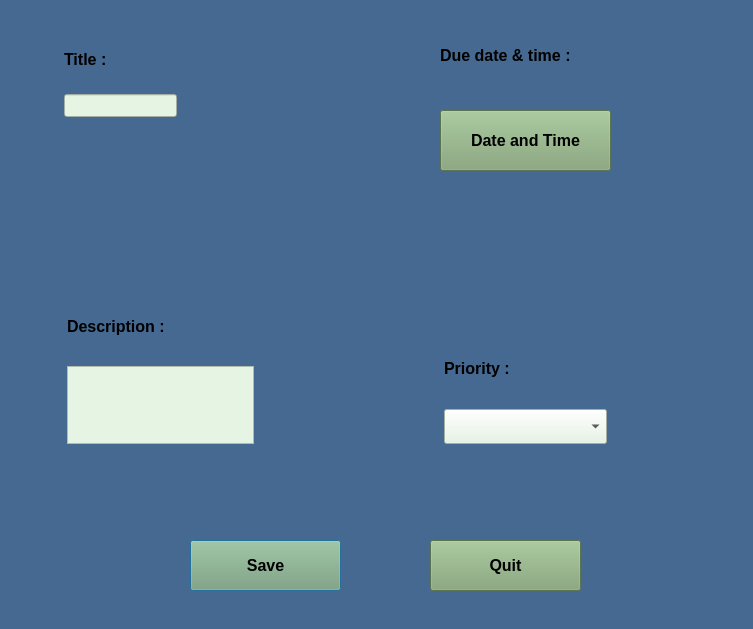
First picture: the form in WorkShopProject/addtask.ui, repository shaahinfaezi/WorkShopProject, before the edit.
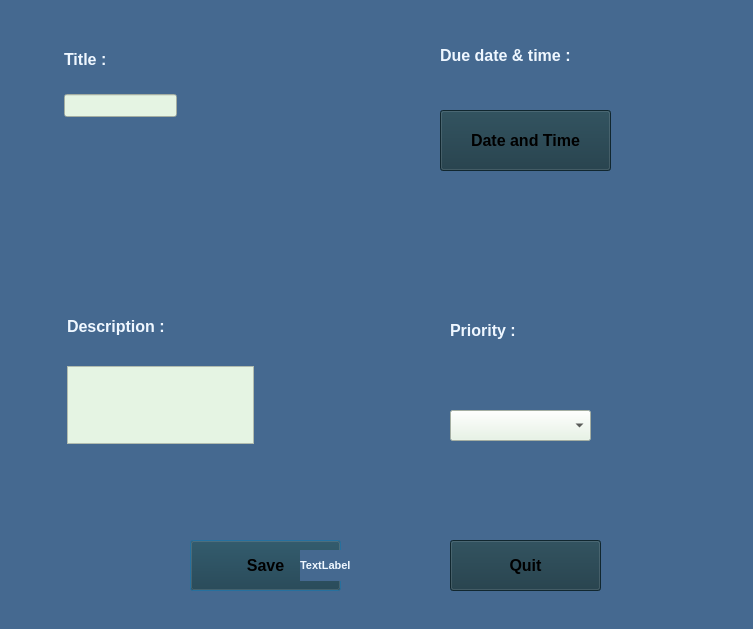
Second picture: the form after the edit.

```diff
--- a/WorkShopProject/addtask.ui
+++ b/WorkShopProject/addtask.ui
@@ -28,100 +28,6 @@
   <property name="styleSheet">
    <string notr="true">background-color:rgb(69, 105, 144);</string>
   </property>
-  <widget class="QWidget" name="layoutWidget">
-   <property name="geometry">
-    <rect>
-     <x>440</x>
-     <y>340</y>
-     <width>171</width>
-     <height>111</height>
-    </rect>
-   </property>
-   <layout class="QVBoxLayout" name="verticalLayout_3">
-    <property name="spacing">
-     <number>23</number>
-    </property>
-    <property name="sizeConstraint">
-     <enum>QLayout::SetMaximumSize</enum>
-    </property>
-    <property name="leftMargin">
-     <number>4</number>
-    </property>
-    <property name="topMargin">
-     <number>10</number>
-    </property>
-    <property name="rightMargin">
-     <number>4</number>
-    </property>
-    <property name="bottomMargin">
-     <number>7</number>
-    </property>
-    <item>
-     <widget class="QLabel" name="label_4">
-      <property name="font">
-       <font>
-        <pointsize>12</pointsize>
-        <weight>75</weight>
-        <bold>true</bold>
-       </font>
-      </property>
-      <property name="text">
-       <string>Priority :</string>
-      </property>
-     </widget>
-    </item>
-    <item>
-     <widget class="QComboBox" name="comboBox">
-      <property name="sizePolicy">
-       <sizepolicy hsizetype="Minimum" vsizetype="Minimum">
-        <horstretch>0</horstretch>
-        <verstretch>0</verstretch>
-       </sizepolicy>
-      </property>
-      <property name="font">
-       <font>
-        <pointsize>10</pointsize>
-        <weight>75</weight>
-        <italic>false</italic>
-        <bold>true</bold>
-       </font>
-      </property>
-      <property name="contextMenuPolicy">
-       <enum>Qt::DefaultContextMenu</enum>
-      </property>
-      <property name="styleSheet">
-       <string notr="true">background-color:rgb(229, 244, 227);
-color:rgb(0, 0, 0);
-</string>
-      </property>
-      <property name="editable">
-       <bool>false</bool>
-      </property>
-      <property name="currentText">
-       <string/>
-      </property>
-      <property name="currentIndex">
-       <number>-1</number>
-      </property>
-      <item>
-       <property name="text">
-        <string>Low</string>
-       </property>
-      </item>
-      <item>
-       <property name="text">
-        <string>Medium</string>
-       </property>
-      </item>
-      <item>
-       <property name="text">
-        <string>High</string>
-       </property>
-      </item>
-     </widget>
-    </item>
-   </layout>
-  </widget>
   <widget class="QWidget" name="layoutWidget_2">
    <property name="geometry">
     <rect>
@@ -156,6 +62,9 @@
         <bold>true</bold>
        </font>
       </property>
+      <property name="styleSheet">
+       <string notr="true">color:rgb(239, 247, 255);</string>
+      </property>
       <property name="text">
        <string>Title :</string>
       </property>
@@ -219,6 +128,9 @@
         <bold>true</bold>
        </font>
       </property>
+      <property name="styleSheet">
+       <string notr="true">color:rgb(239, 247, 255);</string>
+      </property>
       <property name="text">
        <string>Description :</string>
       </property>
@@ -255,6 +167,9 @@
      <bold>true</bold>
     </font>
    </property>
+   <property name="styleSheet">
+    <string notr="true">color:rgb(239, 247, 255);</string>
+   </property>
    <property name="text">
     <string>Due date &amp; time :</string>
    </property>
@@ -276,7 +191,7 @@
     </font>
    </property>
    <property name="styleSheet">
-    <string notr="true">background-color:rgb(126, 161, 114)</string>
+    <string notr="true">background-color:rgb(24, 54, 66);</string>
    </property>
    <property name="text">
     <string>Save</string>
@@ -285,7 +200,7 @@
   <widget class="QPushButton" name="pushButton_2">
    <property name="geometry">
     <rect>
-     <x>430</x>
+     <x>450</x>
      <y>540</y>
      <width>151</width>
      <height>51</height>
@@ -299,7 +214,7 @@
     </font>
    </property>
    <property name="styleSheet">
-    <string notr="true">background-color:rgb(126, 161, 114)</string>
+    <string notr="true">background-color:rgb(24, 54, 66);</string>
    </property>
    <property name="text">
     <string>Quit</string>
@@ -322,12 +237,192 @@
     </font>
    </property>
    <property name="styleSheet">
-    <string notr="true">background-color:rgb(126, 161, 114)</string>
+    <string notr="true">background-color:rgb(24, 54, 66);</string>
    </property>
    <property name="text">
     <string>Date and Time</string>
    </property>
   </widget>
+  <widget class="QPushButton" name="pushButton_4">
+   <property name="geometry">
+    <rect>
+     <x>190</x>
+     <y>530</y>
+     <width>71</width>
+     <height>61</height>
+    </rect>
+   </property>
+   <property name="styleSheet">
+    <string notr="true">background-color: transparent;
+background: none;
+border: none;
+background-repeat: none;</string>
+   </property>
+   <property name="text">
+    <string/>
+   </property>
+  </widget>
+  <widget class="QPushButton" name="pushButton_5">
+   <property name="geometry">
+    <rect>
+     <x>450</x>
+     <y>530</y>
+     <width>71</width>
+     <height>61</height>
+    </rect>
+   </property>
+   <property name="styleSheet">
+    <string notr="true">background-color: transparent;
+background: none;
+border: none;
+background-repeat: none;</string>
+   </property>
+   <property name="text">
+    <string/>
+   </property>
+  </widget>
+  <widget class="QPushButton" name="pushButton_6">
+   <property name="geometry">
+    <rect>
+     <x>680</x>
+     <y>20</y>
+     <width>50</width>
+     <height>51</height>
+    </rect>
+   </property>
+   <property name="sizePolicy">
+    <sizepolicy hsizetype="Fixed" vsizetype="Fixed">
+     <horstretch>0</horstretch>
+     <verstretch>0</verstretch>
+    </sizepolicy>
+   </property>
+   <property name="maximumSize">
+    <size>
+     <width>50</width>
+     <height>100</height>
+    </size>
+   </property>
+   <property name="layoutDirection">
+    <enum>Qt::RightToLeft</enum>
+   </property>
+   <property name="styleSheet">
+    <string notr="true">background-color: transparent;
+background: none;
+border: none;
+background-repeat: none;</string>
+   </property>
+   <property name="text">
+    <string/>
+   </property>
+   <property name="iconSize">
+    <size>
+     <width>50</width>
+     <height>50</height>
+    </size>
+   </property>
+  </widget>
+  <widget class="QLabel" name="label_5">
+   <property name="geometry">
+    <rect>
+     <x>300</x>
+     <y>550</y>
+     <width>91</width>
+     <height>31</height>
+    </rect>
+   </property>
+   <property name="font">
+    <font>
+     <pointsize>8</pointsize>
+     <weight>75</weight>
+     <bold>true</bold>
+    </font>
+   </property>
+   <property name="styleSheet">
+    <string notr="true">color:rgb(239, 247, 255);</string>
+   </property>
+   <property name="text">
+    <string>TextLabel</string>
+   </property>
+  </widget>
+  <widget class="QComboBox" name="comboBox">
+   <property name="geometry">
+    <rect>
+     <x>450</x>
+     <y>410</y>
+     <width>141</width>
+     <height>31</height>
+    </rect>
+   </property>
+   <property name="sizePolicy">
+    <sizepolicy hsizetype="Minimum" vsizetype="Minimum">
+     <horstretch>0</horstretch>
+     <verstretch>0</verstretch>
+    </sizepolicy>
+   </property>
+   <property name="font">
+    <font>
+     <pointsize>10</pointsize>
+     <weight>75</weight>
+     <italic>false</italic>
+     <bold>true</bold>
+    </font>
+   </property>
+   <property name="contextMenuPolicy">
+    <enum>Qt::DefaultContextMenu</enum>
+   </property>
+   <property name="styleSheet">
+    <string notr="true">background-color:rgb(229, 244, 227);
+color:rgb(0, 0, 0);
+</string>
+   </property>
+   <property name="editable">
+    <bool>false</bool>
+   </property>
+   <property name="currentText">
+    <string/>
+   </property>
+   <property name="currentIndex">
+    <number>-1</number>
+   </property>
+   <item>
+    <property name="text">
+     <string>Low</string>
+    </property>
+   </item>
+   <item>
+    <property name="text">
+     <string>Medium</string>
+    </property>
+   </item>
+   <item>
+    <property name="text">
+     <string>High</string>
+    </property>
+   </item>
+  </widget>
+  <widget class="QLabel" name="label_4">
+   <property name="geometry">
+    <rect>
+     <x>450</x>
+     <y>320</y>
+     <width>71</width>
+     <height>20</height>
+    </rect>
+   </property>
+   <property name="font">
+    <font>
+     <pointsize>12</pointsize>
+     <weight>75</weight>
+     <bold>true</bold>
+    </font>
+   </property>
+   <property name="styleSheet">
+    <string notr="true">color:rgb(239, 247, 255);</string>
+   </property>
+   <property name="text">
+    <string>Priority :</string>
+   </property>
+  </widget>
  </widget>
  <resources/>
  <connections/>
```
